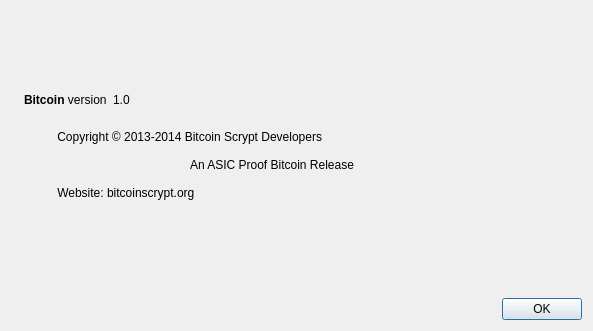
Qt form src/qt/forms/aboutdialog.ui (Omega6/Bitcoin-Scrypt) before a commit.
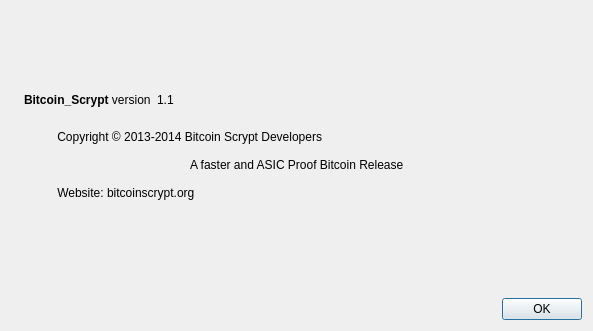
The same form after that commit. Icons and pictures are not drawn.

Commit message:
Bitcoin Scrypt Version 1.1
Changed Icons, Version number, Difficulty Adjustment.

The edit to the form file:
```diff
--- a/src/qt/forms/aboutdialog.ui
+++ b/src/qt/forms/aboutdialog.ui
@@ -50,7 +50,7 @@
           <cursorShape>IBeamCursor</cursorShape>
          </property>
          <property name="text">
-          <string>&lt;b&gt;Bitcoin&lt;/b&gt; version</string>
+          <string>&lt;b&gt;Bitcoin_Scrypt&lt;/b&gt; version</string>
          </property>
          <property name="textInteractionFlags">
           <set>Qt::LinksAccessibleByMouse|Qt::TextSelectableByKeyboard|Qt::TextSelectableByMouse</set>
@@ -63,7 +63,7 @@
           <cursorShape>IBeamCursor</cursorShape>
          </property>
          <property name="text">
-          <string notr="true">1.0</string>
+          <string notr="true">1.1</string>
          </property>
          <property name="textFormat">
           <enum>Qt::RichText</enum>
@@ -97,7 +97,7 @@
         <string>
           Copyright © 2013-2014 Bitcoin Scrypt Developers
 		  
-		  An ASIC Proof Bitcoin Release
+		  A faster and ASIC Proof Bitcoin Release
 
           Website: bitcoinscrypt.org
         </string>
```
The commit also changes 19 other files.
